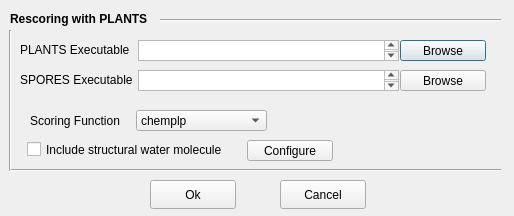
The window that GUI/rescorePlants/rescoreplantsdialog.ui (IFMlab/ChemFlow) describes before a commit, drawn with Qt 5.
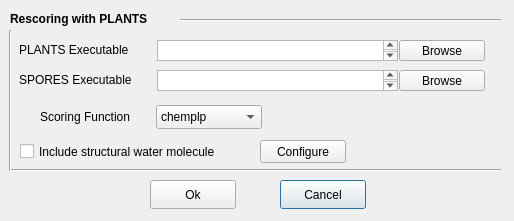
The same window after the commit.

What changed in the file:
```diff
--- a/GUI/rescorePlants/rescoreplantsdialog.ui
+++ b/GUI/rescorePlants/rescoreplantsdialog.ui
@@ -7,85 +7,12 @@
     <x>0</x>
     <y>0</y>
     <width>514</width>
-    <height>216</height>
+    <height>221</height>
    </rect>
   </property>
   <property name="windowTitle">
    <string>PLANTS Rescoring Parameters</string>
   </property>
-  <widget class="QPushButton" name="pushButton_PlantsExec">
-   <property name="geometry">
-    <rect>
-     <x>400</x>
-     <y>40</y>
-     <width>86</width>
-     <height>21</height>
-    </rect>
-   </property>
-   <property name="text">
-    <string>Browse</string>
-   </property>
-  </widget>
-  <widget class="QCheckBox" name="checkBox_water">
-   <property name="geometry">
-    <rect>
-     <x>27</x>
-     <y>134</y>
-     <width>221</width>
-     <height>31</height>
-    </rect>
-   </property>
-   <property name="sizePolicy">
-    <sizepolicy hsizetype="Minimum" vsizetype="Fixed">
-     <horstretch>0</horstretch>
-     <verstretch>0</verstretch>
-    </sizepolicy>
-   </property>
-   <property name="text">
-    <string>Include structural water molecule</string>
-   </property>
-  </widget>
-  <widget class="QComboBox" name="comboBox_scoringFunction">
-   <property name="geometry">
-    <rect>
-     <x>136</x>
-     <y>110</y>
-     <width>131</width>
-     <height>21</height>
-    </rect>
-   </property>
-   <property name="toolTip">
-    <string>&lt;html&gt;&lt;head/&gt;&lt;body&gt;&lt;p&gt;- plp95: Piecewise Linear Potential from Gehlhaar DK et al&lt;/p&gt;&lt;p&gt;- plp: PLANTS version of the Piecewise Linear Potential&lt;/p&gt;&lt;p&gt;- chemplp: PLANTS version of the Piecewise Linear Potential implementing GOLD's terms&lt;/p&gt;&lt;/body&gt;&lt;/html&gt;</string>
-   </property>
-   <item>
-    <property name="text">
-     <string>chemplp</string>
-    </property>
-   </item>
-   <item>
-    <property name="text">
-     <string>plp</string>
-    </property>
-   </item>
-   <item>
-    <property name="text">
-     <string>plp95</string>
-    </property>
-   </item>
-  </widget>
-  <widget class="QLabel" name="label_exec">
-   <property name="geometry">
-    <rect>
-     <x>20</x>
-     <y>40</y>
-     <width>121</width>
-     <height>20</height>
-    </rect>
-   </property>
-   <property name="text">
-    <string>PLANTS Executable</string>
-   </property>
-  </widget>
   <widget class="Line" name="line_3">
    <property name="geometry">
     <rect>
@@ -99,59 +26,12 @@
     <enum>Qt::Horizontal</enum>
    </property>
   </widget>
-  <widget class="QTextBrowser" name="textBrowser_SporesExec">
-   <property name="geometry">
-    <rect>
-     <x>138</x>
-     <y>70</y>
-     <width>261</width>
-     <height>21</height>
-    </rect>
-   </property>
-   <property name="font">
-    <font>
-     <pointsize>8</pointsize>
-    </font>
-   </property>
-   <property name="toolTip">
-    <string>&lt;html&gt;&lt;head/&gt;&lt;body&gt;&lt;p&gt;Folder containing python scripts to convert receptor and ligand files in PDBQT format.&lt;/p&gt;&lt;p&gt;Usually contained in 'MGLTools-{&lt;span style=&quot; font-style:italic;&quot;&gt;version&lt;/span&gt;}/MGLToolsPckgs/' directory.&lt;/p&gt;&lt;/body&gt;&lt;/html&gt;</string>
-   </property>
-  </widget>
-  <widget class="QPushButton" name="pushButton_water">
-   <property name="geometry">
-    <rect>
-     <x>247</x>
-     <y>140</y>
-     <width>86</width>
-     <height>21</height>
-    </rect>
-   </property>
-   <property name="text">
-    <string>Configure</string>
-   </property>
-  </widget>
-  <widget class="QPushButton" name="pushButton_SporesExec">
-   <property name="geometry">
-    <rect>
-     <x>400</x>
-     <y>70</y>
-     <width>86</width>
-     <height>21</height>
-    </rect>
-   </property>
-   <property name="toolTip">
-    <string>&lt;html&gt;&lt;head/&gt;&lt;body&gt;&lt;p&gt;Folder containing python scripts to convert receptor and ligand files in PDBQT format.&lt;/p&gt;&lt;p&gt;Usually contained in 'MGLTools-{&lt;span style=&quot; font-style:italic;&quot;&gt;version&lt;/span&gt;}/MGLToolsPckgs/' directory.&lt;/p&gt;&lt;/body&gt;&lt;/html&gt;</string>
-   </property>
-   <property name="text">
-    <string>Browse</string>
-   </property>
-  </widget>
   <widget class="Line" name="line">
    <property name="geometry">
     <rect>
-     <x>160</x>
+     <x>180</x>
      <y>10</y>
-     <width>341</width>
+     <width>321</width>
      <height>20</height>
     </rect>
    </property>
@@ -159,19 +39,6 @@
     <enum>Qt::Horizontal</enum>
    </property>
   </widget>
-  <widget class="QLabel" name="label_exec_2">
-   <property name="geometry">
-    <rect>
-     <x>20</x>
-     <y>70</y>
-     <width>121</width>
-     <height>20</height>
-    </rect>
-   </property>
-   <property name="text">
-    <string>SPORES Executable</string>
-   </property>
-  </widget>
   <widget class="QPushButton" name="pushButton_cancel">
    <property name="geometry">
     <rect>
@@ -203,7 +70,7 @@
     <rect>
      <x>10</x>
      <y>10</y>
-     <width>151</width>
+     <width>171</width>
      <height>17</height>
     </rect>
    </property>
@@ -217,34 +84,6 @@
     <string>Rescoring with PLANTS</string>
    </property>
   </widget>
-  <widget class="QTextBrowser" name="textBrowser_PlantsExec">
-   <property name="geometry">
-    <rect>
-     <x>138</x>
-     <y>40</y>
-     <width>261</width>
-     <height>21</height>
-    </rect>
-   </property>
-   <property name="font">
-    <font>
-     <pointsize>8</pointsize>
-    </font>
-   </property>
-  </widget>
-  <widget class="QLabel" name="label_4">
-   <property name="geometry">
-    <rect>
-     <x>30</x>
-     <y>110</y>
-     <width>111</width>
-     <height>21</height>
-    </rect>
-   </property>
-   <property name="text">
-    <string>Scoring Function</string>
-   </property>
-  </widget>
   <widget class="Line" name="line_2">
    <property name="geometry">
     <rect>
@@ -258,6 +97,170 @@
     <enum>Qt::Vertical</enum>
    </property>
   </widget>
+  <widget class="QPushButton" name="pushButton_SporesExec">
+   <property name="geometry">
+    <rect>
+     <x>399</x>
+     <y>70</y>
+     <width>86</width>
+     <height>21</height>
+    </rect>
+   </property>
+   <property name="toolTip">
+    <string>&lt;html&gt;&lt;head/&gt;&lt;body&gt;&lt;p&gt;Folder containing python scripts to convert receptor and ligand files in PDBQT format.&lt;/p&gt;&lt;p&gt;Usually contained in 'MGLTools-{&lt;span style=&quot; font-style:italic;&quot;&gt;version&lt;/span&gt;}/MGLToolsPckgs/' directory.&lt;/p&gt;&lt;/body&gt;&lt;/html&gt;</string>
+   </property>
+   <property name="text">
+    <string>Browse</string>
+   </property>
+  </widget>
+  <widget class="QTextBrowser" name="textBrowser_PlantsExec">
+   <property name="geometry">
+    <rect>
+     <x>157</x>
+     <y>40</y>
+     <width>241</width>
+     <height>21</height>
+    </rect>
+   </property>
+   <property name="font">
+    <font>
+     <pointsize>8</pointsize>
+    </font>
+   </property>
+  </widget>
+  <widget class="QComboBox" name="comboBox_scoringFunction">
+   <property name="geometry">
+    <rect>
+     <x>156</x>
+     <y>105</y>
+     <width>106</width>
+     <height>24</height>
+    </rect>
+   </property>
+   <property name="toolTip">
+    <string>&lt;html&gt;&lt;head/&gt;&lt;body&gt;&lt;p&gt;- plp95: Piecewise Linear Potential from Gehlhaar DK et al&lt;/p&gt;&lt;p&gt;- plp: PLANTS version of the Piecewise Linear Potential&lt;/p&gt;&lt;p&gt;- chemplp: PLANTS version of the Piecewise Linear Potential implementing GOLD's terms&lt;/p&gt;&lt;/body&gt;&lt;/html&gt;</string>
+   </property>
+   <item>
+    <property name="text">
+     <string>chemplp</string>
+    </property>
+   </item>
+   <item>
+    <property name="text">
+     <string>plp</string>
+    </property>
+   </item>
+   <item>
+    <property name="text">
+     <string>plp95</string>
+    </property>
+   </item>
+  </widget>
+  <widget class="QPushButton" name="pushButton_PlantsExec">
+   <property name="geometry">
+    <rect>
+     <x>399</x>
+     <y>40</y>
+     <width>86</width>
+     <height>21</height>
+    </rect>
+   </property>
+   <property name="text">
+    <string>Browse</string>
+   </property>
+  </widget>
+  <widget class="QTextBrowser" name="textBrowser_SporesExec">
+   <property name="geometry">
+    <rect>
+     <x>157</x>
+     <y>70</y>
+     <width>241</width>
+     <height>21</height>
+    </rect>
+   </property>
+   <property name="font">
+    <font>
+     <pointsize>8</pointsize>
+    </font>
+   </property>
+   <property name="toolTip">
+    <string>&lt;html&gt;&lt;head/&gt;&lt;body&gt;&lt;p&gt;Folder containing python scripts to convert receptor and ligand files in PDBQT format.&lt;/p&gt;&lt;p&gt;Usually contained in 'MGLTools-{&lt;span style=&quot; font-style:italic;&quot;&gt;version&lt;/span&gt;}/MGLToolsPckgs/' directory.&lt;/p&gt;&lt;/body&gt;&lt;/html&gt;</string>
+   </property>
+  </widget>
+  <widget class="QLabel" name="label_exec">
+   <property name="geometry">
+    <rect>
+     <x>19</x>
+     <y>40</y>
+     <width>141</width>
+     <height>20</height>
+    </rect>
+   </property>
+   <property name="text">
+    <string>PLANTS Executable</string>
+   </property>
+  </widget>
+  <widget class="QLabel" name="label_exec_2">
+   <property name="geometry">
+    <rect>
+     <x>19</x>
+     <y>70</y>
+     <width>141</width>
+     <height>20</height>
+    </rect>
+   </property>
+   <property name="text">
+    <string>SPORES Executable</string>
+   </property>
+  </widget>
+  <widget class="QCheckBox" name="checkBox_water">
+   <property name="geometry">
+    <rect>
+     <x>20</x>
+     <y>136</y>
+     <width>241</width>
+     <height>31</height>
+    </rect>
+   </property>
+   <property name="sizePolicy">
+    <sizepolicy hsizetype="Minimum" vsizetype="Fixed">
+     <horstretch>0</horstretch>
+     <verstretch>0</verstretch>
+    </sizepolicy>
+   </property>
+   <property name="text">
+    <string>Include structural water molecule</string>
+   </property>
+  </widget>
+  <widget class="QPushButton" name="pushButton_water">
+   <property name="geometry">
+    <rect>
+     <x>260</x>
+     <y>140</y>
+     <width>86</width>
+     <height>23</height>
+    </rect>
+   </property>
+   <property name="text">
+    <string>Configure</string>
+   </property>
+  </widget>
+  <widget class="QLabel" name="label_4">
+   <property name="geometry">
+    <rect>
+     <x>9</x>
+     <y>106</y>
+     <width>121</width>
+     <height>21</height>
+    </rect>
+   </property>
+   <property name="text">
+    <string>Scoring Function</string>
+   </property>
+   <property name="alignment">
+    <set>Qt::AlignRight|Qt::AlignTrailing|Qt::AlignVCenter</set>
+   </property>
+  </widget>
  </widget>
  <layoutdefault spacing="6" margin="11"/>
  <resources/>
```
